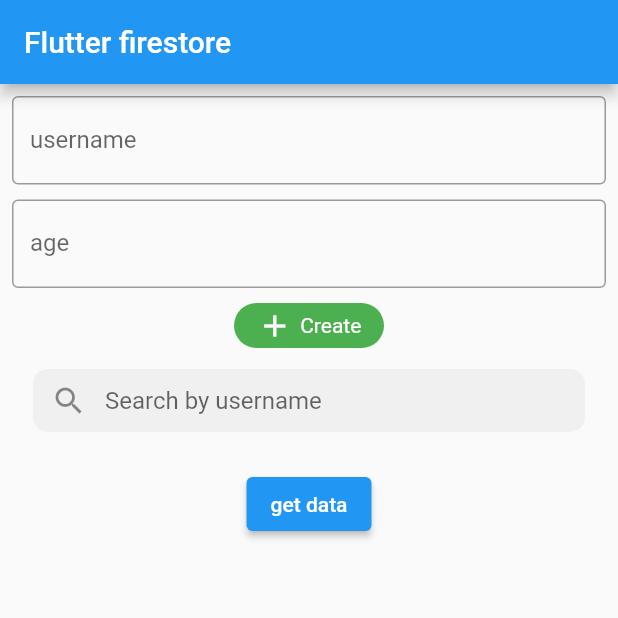
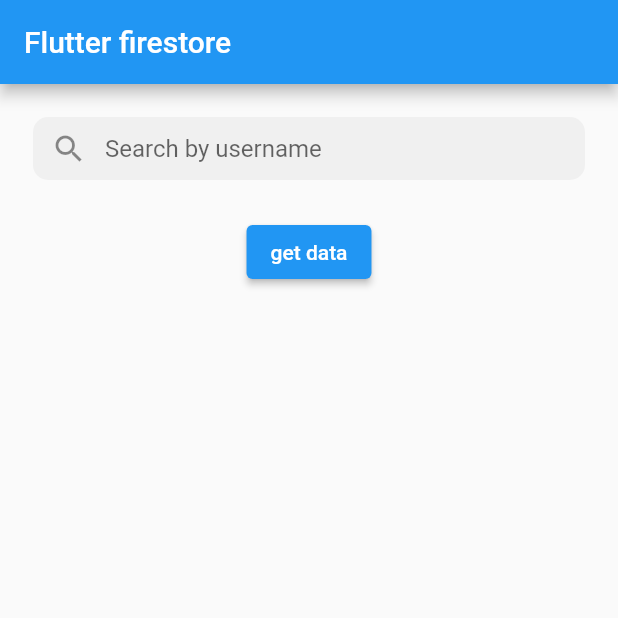
Before and after one commit to iliyasifa/flutter_firestore_crud, a Flutter app: the screen it shows after launch, on a phone screen of 412 x 824 dp, the top half of it. Run offline on Flutter 3.47's test engine with Material 2 defaults, Android fonts, the phone set to English and light mode, and no system bars; our stand-ins replace cloud_firestore, firebase_core; accounts and stored records are empty.

Commit message:
commit on 'master'

```diff
--- a/lib/presentation/pages/home_page.dart
+++ b/lib/presentation/pages/home_page.dart
@@ -70,10 +70,10 @@ class _HomePageState extends State<HomePage> {
           padding: const EdgeInsets.all(8.0),
           child: Column(
             children: [
-              CreateWidget(
-                userNameController: userNameController,
-                ageController: ageController,
-              ),
+              // CreateWidget(
+              //   userNameController: userNameController,
+              //   ageController: ageController,
+              // ),
               Container(
                 padding: const EdgeInsets.all(14.0),
                 height: 70,
```
